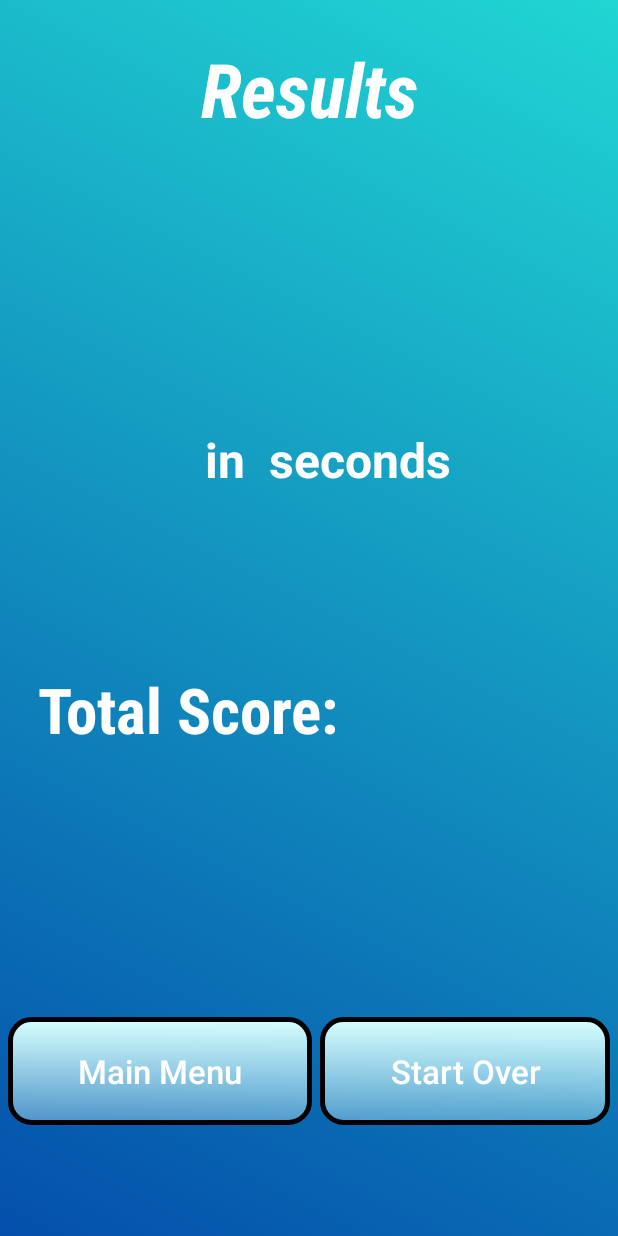
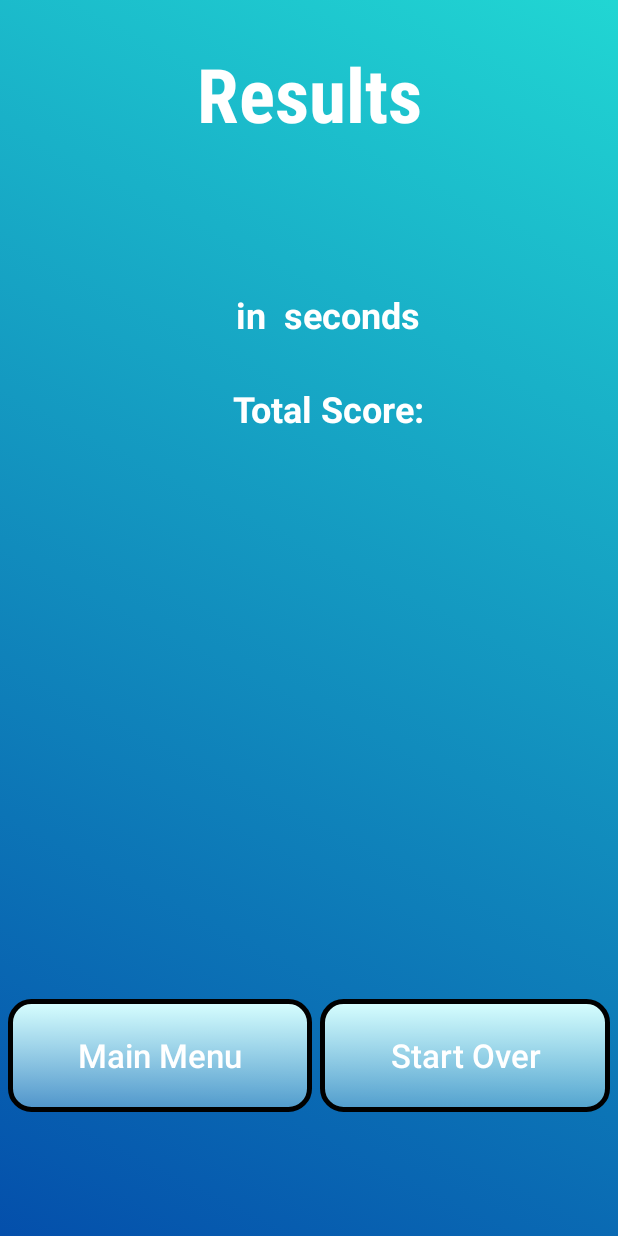
Before and after one commit to bminton3/FastMathTrainer2, an Android app: the WinningScreenActivity screen opened directly, with no data from a screen before it, on a phone screen of 412 x 824 dp. Run offline under Robolectric (Android 15) with nearby library versions, the phone set to English and light mode, and no system bars; our stand-ins replace AdMob; Roboto replaces fonts that are not available here.

```diff
--- a/app/src/main/java/com/minton/fastmathtrainer/Generic/WinningScreenActivity.kt
+++ b/app/src/main/java/com/minton/fastmathtrainer/Generic/WinningScreenActivity.kt
@@ -80,13 +80,13 @@ class WinningScreenActivity : BaseActivity() {
         if (gameMode.equals("practice")) {
             messageText.text = "You solved  problems"
             timeText.text = "in  seconds"
-            totalscoreBanner.text = "Total Score: "
+            totalscoreBanner.text = ""
             newhighscoreText.text = ""
         }
         else {
             messageText.text = "  answered"
             timeText.text = "% correct"
-            totalscoreBanner.text = "Total Score: "
+            totalscoreBanner.text = ""
             newhighscoreText.text = ""
         }
 
--- a/app/src/main/res/layout/activity_winning_screen.xml
+++ b/app/src/main/res/layout/activity_winning_screen.xml
@@ -27,13 +27,13 @@
             android:textColor="#FFFFFF"
             android:textSize="50sp"
             android:paddingBottom="1dp"
-            android:textStyle="italic|bold" />
+            android:textStyle="bold" />
     </LinearLayout>
 
     <LinearLayout
         android:layout_width="match_parent"
         android:layout_height="0dp"
-        android:layout_weight=".2"
+        android:layout_weight=".1"
         android:orientation="horizontal">
 
         <TextView
@@ -42,34 +42,75 @@
             android:layout_height="match_parent"
             android:layout_weight="1"
             android:gravity="center|bottom"
+            android:keepScreenOn="true"
             android:paddingLeft="25dp"
-            android:keepScreenOn="true"
             android:text="@string/message"
             android:textColor="#FFFFFF"
-            android:textSize="32sp"
+            android:textSize="24sp"
             android:textStyle="bold" />
     </LinearLayout>
 
     <LinearLayout
         android:layout_width="match_parent"
         android:layout_height="0dp"
-        android:layout_weight=".2"
+        android:layout_weight=".1"
         android:orientation="horizontal">
+
         <TextView
             android:id="@+id/time"
             android:layout_width="0dp"
             android:layout_height="match_parent"
             android:layout_weight="1"
             android:gravity="bottom|center"
+            android:keepScreenOn="true"
             android:paddingLeft="25dp"
             android:paddingTop="20dp"
-            android:keepScreenOn="true"
             android:text="@string/messageLineTwo"
             android:textColor="#FFFFFF"
-            android:textSize="32sp"
+            android:textSize="24sp"
             android:textStyle="bold" />
     </LinearLayout>
 
+    <LinearLayout
+        android:layout_width="match_parent"
+        android:layout_height="0dp"
+        android:layout_weight=".1"
+        android:orientation="horizontal">
+
+        <TextView
+            android:id="@+id/totalscoretext"
+            android:layout_width="0dp"
+            android:layout_height="match_parent"
+            android:layout_weight="1"
+            android:gravity="bottom|center"
+            android:keepScreenOn="true"
+            android:paddingLeft="25dp"
+            android:paddingTop="20dp"
+            android:text="@string/totalscoretext"
+            android:textColor="#FFFFFF"
+            android:textSize="24sp"
+            android:textStyle="bold" />
+    </LinearLayout>
+
+    <LinearLayout
+        android:layout_width="match_parent"
+        android:layout_height="0dp"
+        android:layout_weight=".4"
+        android:orientation="vertical">
+
+        <TextView
+            android:id="@+id/totalscorebanner"
+            android:layout_width="match_parent"
+            android:layout_height="match_parent"
+            android:fontFamily="sans-serif-condensed"
+            android:gravity="center"
+            android:keepScreenOn="true"
+            android:paddingLeft="25dp"
+            android:text="@string/totalscore"
+            android:textColor="#FFFFFF"
+            android:textSize="74sp"
+            android:textStyle="bold" />
+    </LinearLayout>
     <LinearLayout
         android:layout_width="match_parent"
         android:layout_height="0dp"
@@ -88,26 +129,6 @@
             android:textColor="#3CF551"
             android:textSize="45sp"
             android:textStyle="italic" />
-    </LinearLayout>
-
-    <LinearLayout
-        android:layout_width="match_parent"
-        android:layout_height="0dp"
-        android:layout_weight=".4"
-        android:orientation="vertical">
-        <TextView
-            android:id="@+id/totalscorebanner"
-            android:layout_width="match_parent"
-            android:layout_height="match_parent"
-            android:layout_weight="1"
-            android:fontFamily="sans-serif-condensed"
-            android:gravity="left"
-            android:keepScreenOn="true"
-            android:paddingLeft="25dp"
-            android:text="@string/totalscorebanner"
-            android:textColor="#FFFFFF"
-            android:textSize="42sp"
-            android:textStyle="bold" />
     </LinearLayout>
 
     <LinearLayout
--- a/app/src/main/res/values/strings.xml
+++ b/app/src/main/res/values/strings.xml
@@ -38,8 +38,9 @@
     <!-- winning screen -->
     <string name="results">Results</string>
     <string name="resultsBoldItalic"><![CDATA[<i><b>Results</i></b>]]> </string>
-    <string name="message">You solved &lt;u>%1s&lt;/u> problems</string>
+    <string name="message">&lt;u>%1s&lt;/u> problems</string>
     <string name="messageLineTwo">in &lt;u>%ls&lt;/u> seconds.</string>
+    <string name="totalscoretext">Total Score:</string>
     <string name="totalscorebanner">Total Score: &lt;u>%ls&lt;/u></string>
     <string name="totalscore">&lt;u>%ls&lt;/u></string>
     <string name="newhighscore">%ls</string>
--- a/build.gradle
+++ b/build.gradle
@@ -7,7 +7,7 @@ buildscript {
         jcenter()
     }
     dependencies {
-        classpath 'com.android.tools.build:gradle:3.5.1'
+        classpath 'com.android.tools.build:gradle:3.6.3'
         classpath "org.jetbrains.kotlin:kotlin-gradle-plugin:1.3.21"
         classpath "org.jetbrains.kotlin:kotlin-android-extensions:$kotlin_version"
         // NOTE: Do not place your application dependencies here; they belong
```
Also changed, not shown: app/src/main/java/com/minton/fastmathtrainer/MathCards/MathCardsActivity.kt (+4 -3 lines), app/src/main/java/com/minton/fastmathtrainer/Menus/MainMenuActivity.kt (+20 -12 lines), app/src/main/res/layout/activity_main_menu_v3.xml (added, +85 -0 lines), app/src/main/res/drawable/background.png (added), app/src/main/res/drawable/buttonaddition.png (added), app/src/main/res/drawable/buttondivide.png (added), app/src/main/res/drawable/buttonminus.png (added), app/src/main/res/drawable/buttonmultiply.png (added), app/src/main/res/drawable/buttonrandom.png (added), gradle/wrapper/gradle-wrapper.properties.
